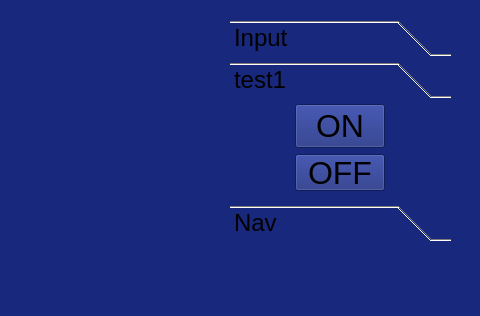
This is form.ui in jkeller52/pigui as Qt 5 draws it before an edit. The edited form follows.
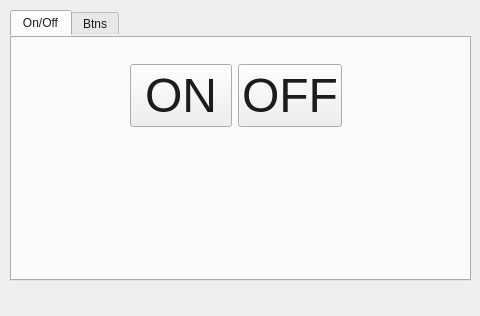
This is the edited form. The open tabs and pages were chosen to show the change.

```diff
--- a/form.ui
+++ b/form.ui
@@ -20,194 +20,150 @@
    <string>MainWindow</string>
   </property>
   <property name="styleSheet">
-   <string notr="true">background-color: rgb(24, 40, 124);</string>
+   <string notr="true">border-top-color: rgb(26, 17, 9);
+gridline-color: rgba(36, 33, 139, 245);</string>
   </property>
   <widget class="QWidget" name="centralwidget">
-   <widget class="QToolBox" name="toolBox">
+   <widget class="QTabWidget" name="tabWidget">
     <property name="geometry">
      <rect>
-      <x>230</x>
-      <y>20</y>
-      <width>221</width>
-      <height>221</height>
+      <x>10</x>
+      <y>10</y>
+      <width>461</width>
+      <height>271</height>
      </rect>
     </property>
-    <property name="maximumSize">
-     <size>
-      <width>480</width>
-      <height>320</height>
-     </size>
-    </property>
-    <property name="font">
-     <font>
-      <pointsize>18</pointsize>
-     </font>
-    </property>
-    <property name="autoFillBackground">
-     <bool>false</bool>
-    </property>
     <property name="styleSheet">
-     <string notr="true">border-color: rgb(15, 84, 244);
-gridline-color: rgb(10, 38, 191);</string>
+     <string notr="true">border-color: rgb(84, 150, 227);
+color: rgba(3, 0, 0, 227);
+alternate-background-color: rgb(62, 144, 235);
+</string>
     </property>
     <property name="currentIndex">
-     <number>0</number>
+     <number>1</number>
     </property>
-    <widget class="QWidget" name="Inputs">
-     <property name="geometry">
-      <rect>
-       <x>0</x>
-       <y>0</y>
-       <width>221</width>
-       <height>101</height>
-      </rect>
-     </property>
-     <attribute name="label">
-      <string>Input</string>
+    <widget class="QWidget" name="tab">
+     <attribute name="title">
+      <string>On/Off</string>
      </attribute>
-     <widget class="QWidget" name="gridLayoutWidget_2">
+     <widget class="QWidget" name="horizontalLayoutWidget">
       <property name="geometry">
        <rect>
-        <x>50</x>
-        <y>0</y>
-        <width>121</width>
-        <height>109</height>
+        <x>120</x>
+        <y>20</y>
+        <width>212</width>
+        <height>80</height>
        </rect>
       </property>
-      <layout class="QGridLayout" name="gridLayout_3">
-       <item row="1" column="0">
+      <layout class="QHBoxLayout" name="horizontalLayout">
+       <item>
+        <widget class="QPushButton" name="btnOn">
+         <property name="font">
+          <font>
+           <family>Arial</family>
+           <pointsize>36</pointsize>
+          </font>
+         </property>
+         <property name="styleSheet">
+          <string notr="true"/>
+         </property>
+         <property name="text">
+          <string>ON</string>
+         </property>
+        </widget>
+       </item>
+       <item>
+        <widget class="QPushButton" name="btnOff">
+         <property name="font">
+          <font>
+           <family>Arial</family>
+           <pointsize>36</pointsize>
+          </font>
+         </property>
+         <property name="styleSheet">
+          <string notr="true"/>
+         </property>
+         <property name="text">
+          <string>OFF</string>
+         </property>
+        </widget>
+       </item>
+      </layout>
+     </widget>
+    </widget>
+    <widget class="QWidget" name="tab_2">
+     <attribute name="title">
+      <string>Btns</string>
+     </attribute>
+     <widget class="QWidget" name="horizontalLayoutWidget_2">
+      <property name="geometry">
+       <rect>
+        <x>20</x>
+        <y>20</y>
+        <width>355</width>
+        <height>80</height>
+       </rect>
+      </property>
+      <layout class="QHBoxLayout" name="horizontalLayout_2">
+       <item>
         <widget class="QPushButton" name="btn1">
          <property name="font">
           <font>
            <family>Arial</family>
-           <pointsize>24</pointsize>
+           <pointsize>36</pointsize>
           </font>
          </property>
+         <property name="styleSheet">
+          <string notr="true">color: rgb(4, 1, 1);</string>
+         </property>
          <property name="text">
           <string>Btn1</string>
          </property>
         </widget>
        </item>
-       <item row="2" column="0">
+       <item>
         <widget class="QPushButton" name="btn2">
          <property name="font">
           <font>
            <family>Arial</family>
-           <pointsize>24</pointsize>
+           <pointsize>36</pointsize>
           </font>
          </property>
          <property name="styleSheet">
-          <string notr="true"/>
+          <string notr="true">color: rgb(9, 5, 3);</string>
          </property>
          <property name="text">
           <string>Btn2</string>
          </property>
         </widget>
        </item>
-      </layout>
-     </widget>
-    </widget>
-    <widget class="QWidget" name="Stocks">
-     <property name="geometry">
-      <rect>
-       <x>0</x>
-       <y>0</y>
-       <width>221</width>
-       <height>101</height>
-      </rect>
-     </property>
-     <attribute name="label">
-      <string>test1</string>
-     </attribute>
-     <widget class="QWidget" name="gridLayoutWidget_3">
-      <property name="geometry">
-       <rect>
-        <x>20</x>
-        <y>0</y>
-        <width>181</width>
-        <height>87</height>
-       </rect>
-      </property>
-      <layout class="QGridLayout" name="gridLayout_5">
-       <item row="2" column="0">
-        <widget class="QToolButton" name="btnOff">
+       <item>
+        <widget class="QPushButton" name="btn3">
          <property name="font">
           <font>
            <family>Arial</family>
-           <pointsize>24</pointsize>
+           <pointsize>36</pointsize>
           </font>
          </property>
-         <property name="text">
-          <string>OFF</string>
+         <property name="styleSheet">
+          <string notr="true">color:rgb(8, 6, 3)</string>
          </property>
-        </widget>
-       </item>
-       <item row="0" column="0" rowspan="2">
-        <widget class="QPushButton" name="btnOn">
-         <property name="font">
-          <font>
-           <family>Arial</family>
-           <pointsize>24</pointsize>
-          </font>
-         </property>
          <property name="text">
-          <string>ON</string>
+          <string>Btn3</string>
          </property>
         </widget>
        </item>
       </layout>
      </widget>
     </widget>
-    <widget class="QWidget" name="nav">
-     <attribute name="label">
-      <string>Nav</string>
-     </attribute>
-     <widget class="QPushButton" name="btn3">
-      <property name="geometry">
-       <rect>
-        <x>20</x>
-        <y>10</y>
-        <width>181</width>
-        <height>51</height>
-       </rect>
-      </property>
-      <property name="font">
-       <font>
-        <family>Arial</family>
-        <pointsize>24</pointsize>
-       </font>
-      </property>
-      <property name="text">
-       <string>Btn3</string>
-      </property>
-     </widget>
-     <widget class="QSlider" name="horizontalSlider">
-      <property name="geometry">
-       <rect>
-        <x>30</x>
-        <y>70</y>
-        <width>160</width>
-        <height>22</height>
-       </rect>
-      </property>
-      <property name="orientation">
-       <enum>Qt::Horizontal</enum>
-      </property>
-     </widget>
-    </widget>
    </widget>
   </widget>
-  <widget class="QMenuBar" name="menubar">
-   <property name="geometry">
-    <rect>
-     <x>0</x>
-     <y>0</y>
-     <width>480</width>
-     <height>22</height>
-    </rect>
-   </property>
-  </widget>
   <widget class="QStatusBar" name="statusbar"/>
+  <action name="action2_0">
+   <property name="text">
+    <string>2.0</string>
+   </property>
+  </action>
  </widget>
  <resources/>
  <connections/>
```
